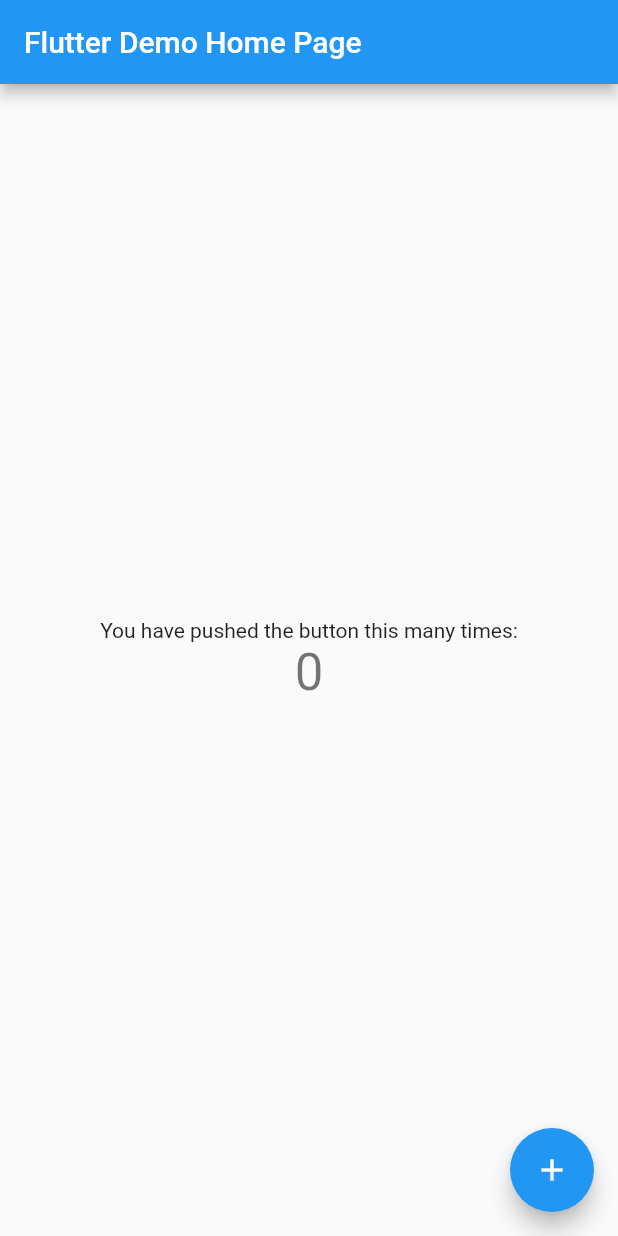
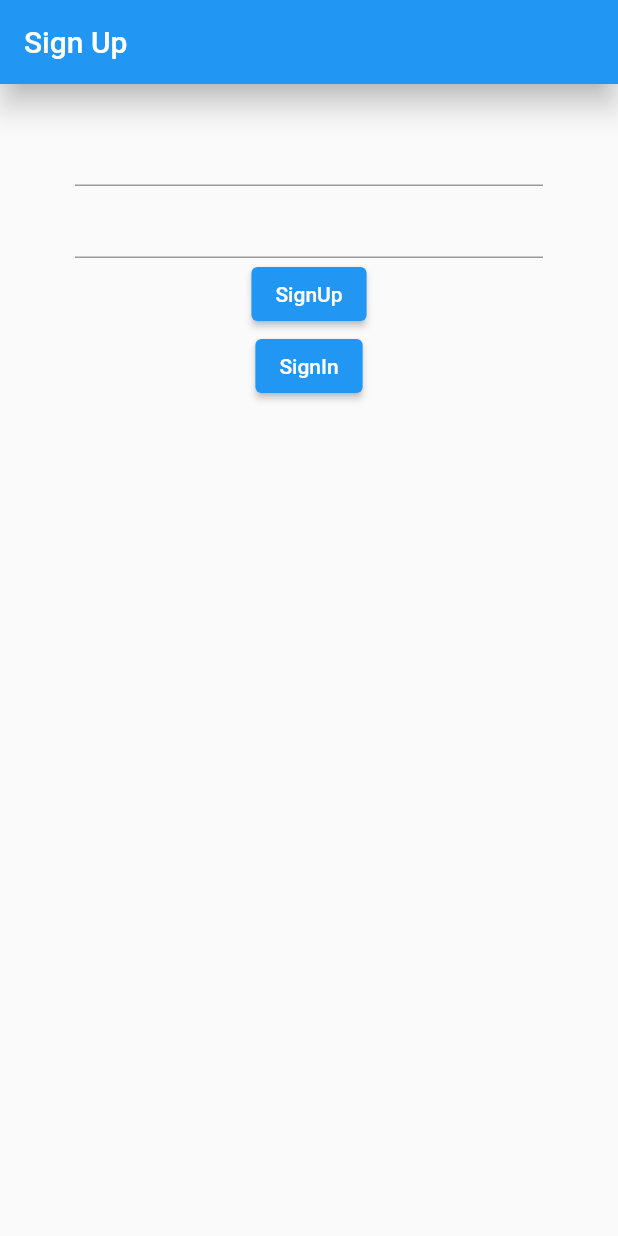
Before and after one commit to Riyanpahuja04/twitter_clone, a Flutter app: the screen it shows after launch, on a phone screen of 412 x 824 dp. Run offline on Flutter 3.47's test engine with Material 2 defaults, Android fonts, the phone set to English and light mode, and no system bars; our stand-ins replace firebase_auth, firebase_core; accounts and stored records are empty.

Commit message:
Auth Implementation (#2)
* configure skeletal sign up screen with firebase auth (sing up)

* added initial skeltal code for singin and added provider in dependencies

* refactored a code to seperate functions from ui

* added provider and wrapper for authentication routing

* added sign out functionality

```diff
--- a/lib/main.dart
+++ b/lib/main.dart
@@ -1,122 +1,59 @@
 import 'package:flutter/material.dart';
 import 'package:firebase_core/firebase_core.dart';
+import 'package:provider/provider.dart';
+import 'package:twitter_clone/models/user.dart';
+import 'package:twitter_clone/services/auth/auth.dart';
+import 'package:twitter_clone/services/wrapper.dart';
 import 'firebase_options.dart';
 
-
-
 Future<void> main() async {
-  await Firebase.initializeApp(
-    options: DefaultFirebaseOptions.currentPlatform,
-  );
-  runApp(const MyApp());
+  WidgetsFlutterBinding.ensureInitialized();
+  runApp(MyApp());
 }
 
 class MyApp extends StatelessWidget {
-  const MyApp({super.key});
+  MyApp({super.key});
+
+  final Future<FirebaseApp> _initialization = Firebase.initializeApp(
+    options: DefaultFirebaseOptions.currentPlatform,
+  );
 
   // This widget is the root of your application.
   @override
   Widget build(BuildContext context) {
+    return FutureBuilder(
+        future: _initialization,
+        builder: (context, snapshot) {
+          if (snapshot.hasError) {
             return MaterialApp(
               title: 'Flutter Demo',
               theme: ThemeData(
-        // This is the theme of your application.
-        //
-        // Try running your application with "flutter run". You'll see the
-        // application has a blue toolbar. Then, without quitting the app, try
-        // changing the primarySwatch below to Colors.green and then invoke
-        // "hot reload" (press "r" in the console where you ran "flutter run",
-        // or simply save your changes to "hot reload" in a Flutter IDE).
-        // Notice that the counter didn't reset back to zero; the application
-        // is not restarted.
                 primarySwatch: Colors.blue,
               ),
-      home: const MyHomePage(title: 'Flutter Demo Home Page'),
+              home: const Center(
+                child: Text('Something went wrong'),
+              ),
             );
           }
+
+          if (snapshot.connectionState == ConnectionState.done) {
+            return StreamProvider<UserModel>.value(
+              value: AuthService().user,
+              initialData: UserModel(),
+              child: const MaterialApp(
+                home: Wrapper(),
+              ),
+            );
           }
-
-class MyHomePage extends StatefulWidget {
-  const MyHomePage({super.key, required this.title});
-
-  // This widget is the home page of your application. It is stateful, meaning
-  // that it has a State object (defined below) that contains fields that affect
-  // how it looks.
-
-  // This class is the configuration for the state. It holds the values (in this
-  // case the title) provided by the parent (in this case the App widget) and
-  // used by the build method of the State. Fields in a Widget subclass are
-  // always marked "final".
-
-  final String title;
-
-  @override
-  State<MyHomePage> createState() => _MyHomePageState();
-}
-
-class _MyHomePageState extends State<MyHomePage> {
-  int _counter = 0;
-
-  void _incrementCounter() {
-    setState(() {
-      // This call to setState tells the Flutter framework that something has
-      // changed in this State, which causes it to rerun the build method below
-      // so that the display can reflect the updated values. If we changed
-      // _counter without calling setState(), then the build method would not be
-      // called again, and so nothing would appear to happen.
-      _counter++;
+          return MaterialApp(
+            title: 'Flutter Demo',
+            theme: ThemeData(
+              primarySwatch: Colors.blue,
+            ),
+            home: const Center(
+              child: Text('loading...'),
+            ),
+          );
         });
   }
-
-  @override
-  Widget build(BuildContext context) {
-    // This method is rerun every time setState is called, for instance as done
-    // by the _incrementCounter method above.
-    //
-    // The Flutter framework has been optimized to make rerunning build methods
-    // fast, so that you can just rebuild anything that needs updating rather
-    // than having to individually change instances of widgets.
-    return Scaffold(
-      appBar: AppBar(
-        // Here we take the value from the MyHomePage object that was created by
-        // the App.build method, and use it to set our appbar title.
-        title: Text(widget.title),
-      ),
-      body: Center(
-        // Center is a layout widget. It takes a single child and positions it
-        // in the middle of the parent.
-        child: Column(
-          // Column is also a layout widget. It takes a list of children and
-          // arranges them vertically. By default, it sizes itself to fit its
-          // children horizontally, and tries to be as tall as its parent.
-          //
-          // Invoke "debug painting" (press "p" in the console, choose the
-          // "Toggle Debug Paint" action from the Flutter Inspector in Android
-          // Studio, or the "Toggle Debug Paint" command in Visual Studio Code)
-          // to see the wireframe for each widget.
-          //
-          // Column has various properties to control how it sizes itself and
-          // how it positions its children. Here we use mainAxisAlignment to
-          // center the children vertically; the main axis here is the vertical
-          // axis because Columns are vertical (the cross axis would be
-          // horizontal).
-          mainAxisAlignment: MainAxisAlignment.center,
-          children: <Widget>[
-            const Text(
-              'You have pushed the button this many times:',
-            ),
-            Text(
-              '$_counter',
-              style: Theme.of(context).textTheme.headline4,
-            ),
-          ],
-        ),
-      ),
-      floatingActionButton: FloatingActionButton(
-        onPressed: _incrementCounter,
-        tooltip: 'Increment',
-        child: const Icon(Icons.add),
-      ), // This trailing comma makes auto-formatting nicer for build methods.
-    );
 }
-}
--- /dev/null
+++ b/lib/models/user.dart
@@ -0,0 +1,4 @@
+class UserModel {
+  final String? id;
+  UserModel({this.id});
+}
--- /dev/null
+++ b/lib/screens/auth/signup.dart
@@ -0,0 +1,59 @@
+import 'package:flutter/material.dart';
+import 'package:twitter_clone/services/auth/auth.dart';
+
+class SignUp extends StatefulWidget {
+  const SignUp({Key? key}) : super(key: key);
+
+  @override
+  State<SignUp> createState() => _SignUpState();
+}
+
+class _SignUpState extends State<SignUp> {
+
+  final AuthService _authService = AuthService();
+
+  String email = '';
+  String password = '';
+
+  @override
+  Widget build(BuildContext context) {
+    return Scaffold(
+      appBar: AppBar(
+        backgroundColor: Colors.blue,
+        elevation: 8,
+        title: const Text('Sign Up'),
+      ),
+      body: Container(
+        padding: const EdgeInsets.symmetric(vertical: 20, horizontal: 50),
+        child: Form(
+          child: Column(
+            children: <Widget>[
+              TextFormField(
+                onChanged: (val) => setState(() {
+                  email = val;
+                }),
+              ),
+              TextFormField(
+                onChanged: (val) => setState(() {
+                  password = val;
+                }),
+              ),
+              ElevatedButton(
+                onPressed: () async {
+                  await _authService.signUpAction(emailAddress: email, password: password);
+                },
+                child: const Text('SignUp'),
+              ),
+              ElevatedButton(
+                onPressed: () async {
+                  await _authService.signInAction(emailAddress: email, password: password);
+                },
+                child: const Text('SignIn'),
+              )
+            ],
+          ),
+        ),
+      ),
+    );
+  }
+}
--- /dev/null
+++ b/lib/services/wrapper.dart
@@ -0,0 +1,21 @@
+import 'package:flutter/material.dart';
+import 'package:provider/provider.dart';
+import 'package:twitter_clone/models/user.dart';
+import 'package:twitter_clone/screens/auth/signup.dart';
+import 'package:twitter_clone/services/main/home.dart';
+
+class Wrapper extends StatelessWidget {
+  const Wrapper({Key? key}) : super(key: key);
+
+  @override
+  Widget build(BuildContext context) {
+    final user = Provider.of<UserModel>(context);
+    if(user.id == null){
+      //show auth system routes
+      return const SignUp();
+    }
+    //show main system routes
+    return const Home();
+
+  }
+}
--- a/pubspec.yaml
+++ b/pubspec.yaml
@@ -37,6 +37,8 @@
   # Use with the CupertinoIcons class for iOS style icons.
   cupertino_icons: ^1.0.2
   firebase_core: ^2.3.0
+  firebase_auth: ^4.1.5
+  provider: ^6.0.5
 
 dev_dependencies:
   flutter_test:
@@ -48,6 +50,7 @@
   # package. See that file for information about deactivating specific lint
   # rules and activating additional ones.
   flutter_lints: ^2.0.0
+  dart_code_metrics: ^5.1.0
 
 # For information on the generic Dart part of this file, see the
 # following page: https://dart.dev/tools/pub/pubspec
```
Also changed, not shown: lib/services/auth/auth.dart (added, +57 -0 lines), lib/services/main/home.dart (added, +31 -0 lines), pubspec.lock, 1 other file. Lines whose indentation alone changed are shown as unchanged.
